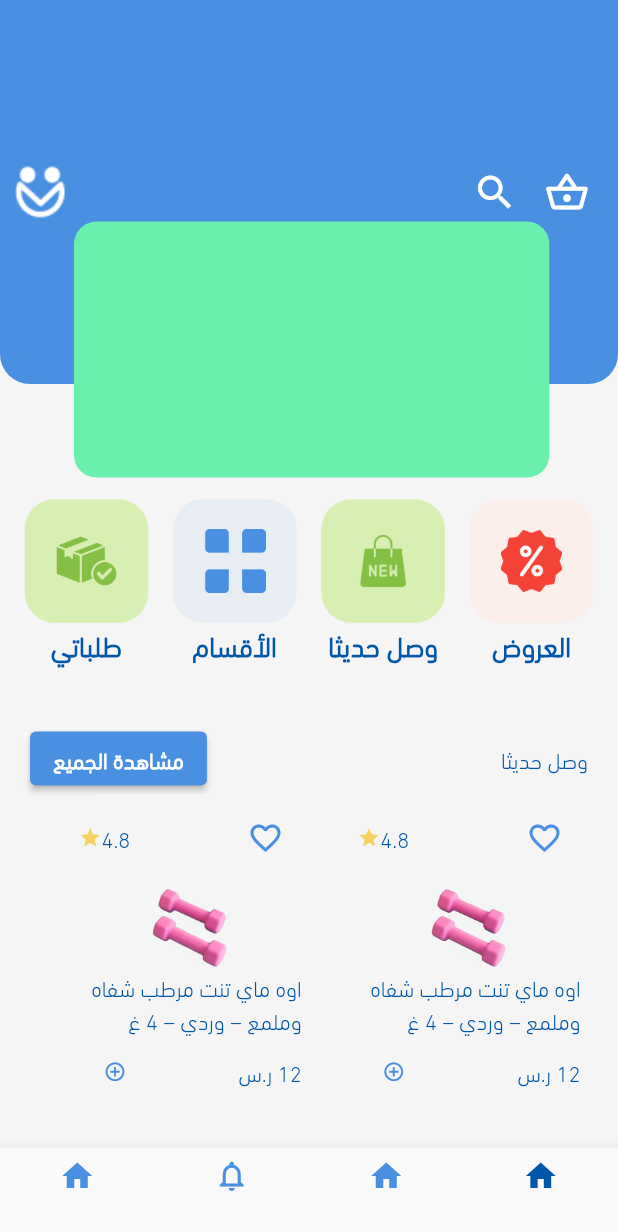
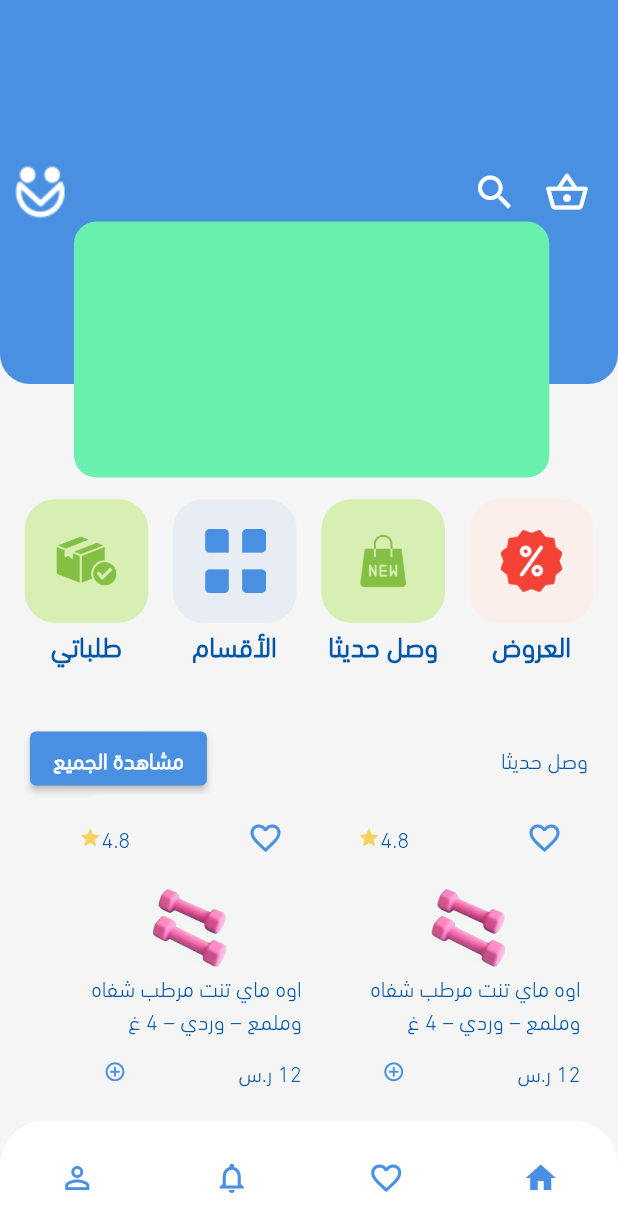
Before and after one commit to EbrahimMShaaban/acnoria, a Flutter app: the AppLayout screen opened directly, on a phone screen of 412 x 824 dp. Shown: the top 1232 px of the screen. Run offline on Flutter 3.47's test engine with Material 2 defaults, Android fonts, the phone set to English and light mode, and no system bars; our stand-ins replace dio, flutter_bloc, pin_code_fields, shared_preferences; missing offline and left inert: flutter_multi_select_items; accounts and stored records are empty.

Commit message:
bottom app bar edited

```diff
--- a/lib/controller/layout/cubit.dart
+++ b/lib/controller/layout/cubit.dart
@@ -29,4 +29,26 @@ class AppCubit extends Cubit<AppState> {
     NotificationScreen(),
     ProfileScreen(),
   ];
+  /*
+  *
+  *  int currentIndex = 0;
+  int currentTab = 0;
+  Widget currentscreen = HomeScreen();
+  List<Widget> screen =
+  [
+    HomeScreen(),
+    Directoory(),
+    Settings(),
+    ProfileScreen()
+  ];
+
+   changeBottomNav(int index) {
+    print(index);
+    currentscreen = screen[index];
+    currentIndex = index;
+    emit(ChangeNavBottomState());
+    print('current index is $currentIndex');
+    print(' index is $index');
+  }*/
+
 }
--- a/lib/features/layout/view.dart
+++ b/lib/features/layout/view.dart
@@ -1,8 +1,11 @@
 import 'package:acnoria/controller/layout/cubit.dart';
 import 'package:acnoria/controller/layout/state.dart';
+import 'package:acnoria/features/layout/widgets/bottom_item.dart';
 import 'package:acnoria/shared/styles/colors.dart';
 import 'package:flutter/material.dart';
 import 'package:flutter_bloc/flutter_bloc.dart';
+
+import '../../shared/components/constants.dart';
 
 class AppLayout extends StatelessWidget {
   const AppLayout({Key? key}) : super(key: key);
@@ -15,27 +18,77 @@ class AppLayout extends StatelessWidget {
         builder: (BuildContext context, state) {
           var cubit = AppCubit.get(context);
           return Scaffold(
-              body: cubit
-                  .screen[cubit
-                  .currentIndex],
+            body: cubit.screen[cubit.currentIndex],
+            bottomNavigationBar: BottomAppBar(
+              elevation: 0,
+              color: AppColors.grey,
+              shape: CircularNotchedRectangle(),
+              notchMargin: 5,
+              child: Container(
+                height: MediaQueryHelper.sizeFromHeight(context, 10),
+                decoration: BoxDecoration(
+                    color: AppColors.white,
+                    borderRadius: BorderRadius.only(
+                      topRight: Radius.circular(30),
+                      topLeft: Radius.circular(30),
+                    )),
+                child: Row(
+                  mainAxisAlignment: MainAxisAlignment.spaceAround,
+                  children: [
+                    BottomItem(
+                      onclick: () {
+                        cubit.changeBottomNav(0);
+                      },
+                      // width: cubit.currentIndex == 0
+                      //     ? MediaQueryHelper.sizeFromWidth(context, 13)
+                      //     : MediaQueryHelper.sizeFromWidth(context, 15),
+                      path: cubit.currentIndex == 0
+                          ? Icons.home
+                          : Icons.home_outlined,
+                      heigh: cubit.currentIndex == 0 ? 2 : 0,
+                    ),
+                    BottomItem(
+                      onclick: () {
+                        cubit.changeBottomNav(1);
+                      },
+                      // width: cubit.currentIndex == 1
+                      //     ? MediaQueryHelper.sizeFromWidth(context, 13)
+                      //     : MediaQueryHelper.sizeFromWidth(context, 15),
+                      path: cubit.currentIndex == 1
+                          ? Icons.favorite
+                          : Icons.favorite_border,
+                      heigh: cubit.currentIndex == 1 ? 2 : 0,
+                    ),
+                    BottomItem(
+                      onclick: () {
+                        cubit.changeBottomNav(2);
+                      },
+                      // width: cubit.currentIndex == 2
+                      //     ? MediaQueryHelper.sizeFromWidth(context, 13)
+                      //     : MediaQueryHelper.sizeFromWidth(context, 15),
+                      path: cubit.currentIndex == 2
+                          ? Icons.notifications
+                          : Icons.notifications_outlined,
+                      heigh: cubit.currentIndex == 2 ? 2 : 0,
+                    ),
+                    BottomItem(
+                      onclick: () {
+                        cubit.changeBottomNav(3);
+                      },
+                      // width: cubit.currentIndex == 3
+                      //     ? MediaQueryHelper.sizeFromWidth(context, 13)
+                      //     : MediaQueryHelper.sizeFromWidth(context, 15),
+                      path: cubit.currentIndex == 3
+                          ? Icons.person
+                          : Icons.person_outline,
 
-              bottomNavigationBar: BottomNavigationBar(
-
-                currentIndex: cubit.currentIndex,
-                selectedItemColor: AppColors.blueDark,
-                unselectedItemColor: AppColors.primarycolor,
-                type: BottomNavigationBarType.fixed,
-
-                onTap: (int index){
-                  cubit.changeBottomNav(index);
-                },
-                items: [
-                  BottomNavigationBarItem(icon: Icon(Icons.home), label: ''),
-                  BottomNavigationBarItem(icon: Icon(Icons.home), label: ''),
-                  BottomNavigationBarItem(icon: Icon(Icons.notifications_outlined), label: ''),
-                  BottomNavigationBarItem(icon: Icon(Icons.home), label: ''),
-                ],
-              ));
+                      heigh: cubit.currentIndex == 3 ? 2 : 0,
+                    ),
+                  ],
+                ),
+              ),
+            ),
+          );
         },
         listener: (BuildContext context, Object? state) {},
       ),
--- /dev/null
+++ b/lib/features/layout/widgets/bottom_item.dart
@@ -0,0 +1,45 @@
+import 'package:acnoria/shared/styles/colors.dart';
+import 'package:flutter/material.dart';
+
+import '../../../shared/components/constants.dart';
+
+class BottomItem extends StatelessWidget {
+  BottomItem(
+      {required this.onclick,
+      // required this.width,
+      required this.path,
+      required this.heigh,
+      Key? key})
+      : super(key: key);
+  Function onclick;
+
+  // double width;
+  IconData path;
+  double heigh;
+
+  @override
+  Widget build(BuildContext context) {
+    return MaterialButton(
+        minWidth: 40,
+        onPressed: () {
+          onclick();
+        },
+        child: Column(
+          children: [
+            Expanded(
+              child: Icon(
+                path,
+                color: AppColors.primarycolor,
+              ),
+              // Icon(
+              //   Icons.home,
+              //   size: cubit.currentTab == 0 ? 35 : 25,
+              //   color: cubit.currentTab == 0
+              //       ? AppColors.white
+              //       : AppColors.grey,
+              // ),
+            ),
+          ],
+        ));
+  }
+}
```
Also changed, not shown: pubspec.lock.
